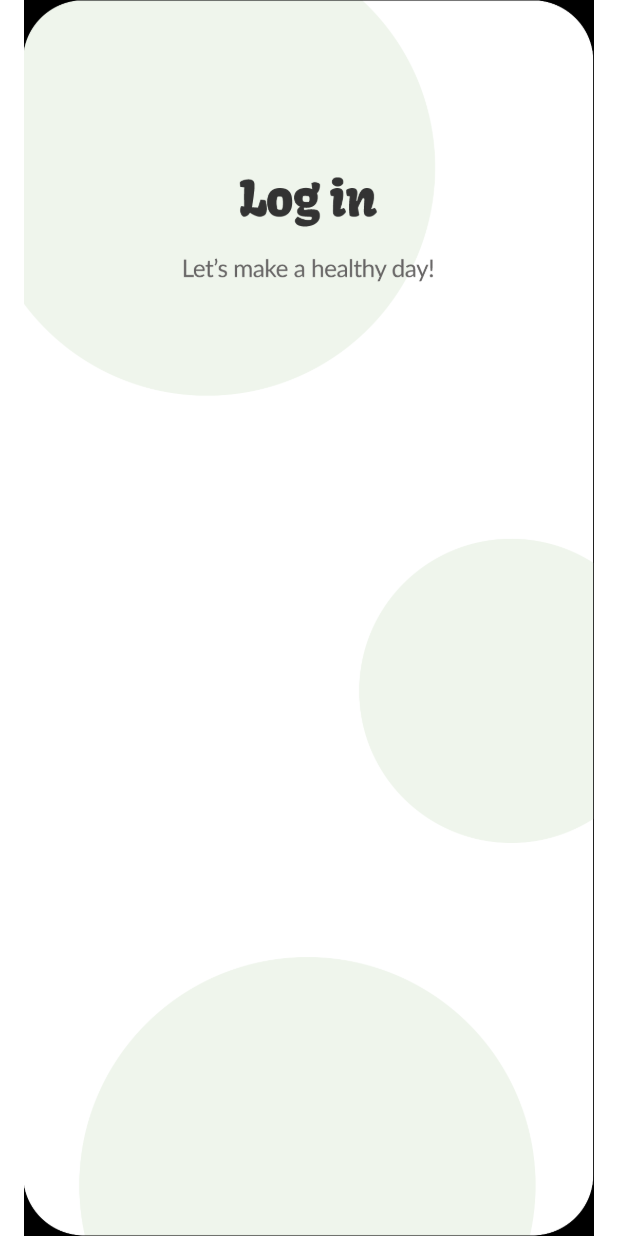
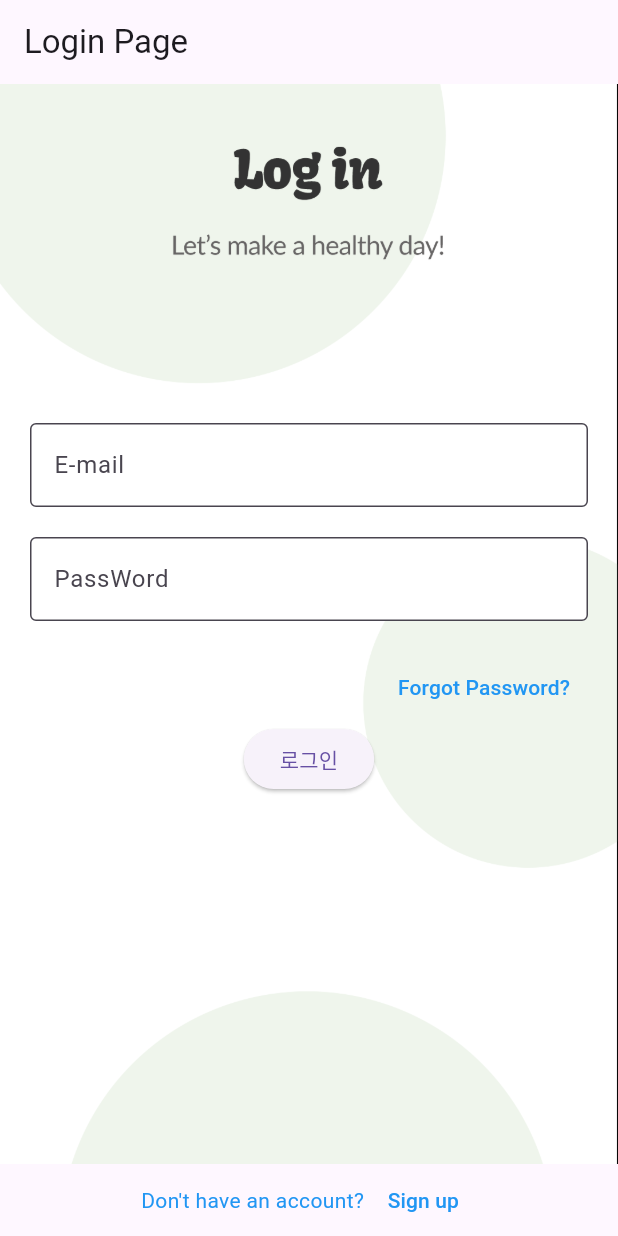
Before and after one commit to neoman-omyeon-go/Bigsasimi_FrontEnd, a Flutter app: the screen it shows after launch, on a phone screen of 412 x 824 dp. Run offline on Flutter 3.47's test engine with Material 3 defaults, Android fonts, the phone set to English and light mode, and no system bars; our stand-ins replace flutter_native_splash.

Commit message:
Login_demo_page

```diff
--- a/lib/Login.dart
+++ b/lib/Login.dart
@@ -16,11 +16,97 @@ class MyLogin extends StatelessWidget {
   Widget build(BuildContext context) {
     return MaterialApp(
       debugShowCheckedModeBanner: false,
-      home: Container(
-        child: Expanded(
-          child: Image.asset('assets/Login_origin.png'),
-        ),
-      )
+      title: 'Login Page',
+      theme: ThemeData(primarySwatch: Colors.blue),
+      home: LoginPage(),
     );
   }
 }
+
+class LoginPage extends StatelessWidget {
+  @override
+  Widget build(BuildContext context) {
+    return Scaffold(
+      appBar: AppBar(title: Text('Login Page'),),
+      body: Container(
+        decoration: BoxDecoration(
+          image: DecorationImage(
+            image: AssetImage("assets/Login_origin.png"), // 배경 이미지 경로 설정
+            fit: BoxFit.cover,
+          ),
+        ),
+        child: Center(
+          child: Padding(
+            padding: const EdgeInsets.all(20.0),
+            child: Column(
+              mainAxisAlignment: MainAxisAlignment.center,
+              children: [
+                TextField(
+                  decoration: InputDecoration(
+                    hintText: 'E-mail',
+                    fillColor: Colors.white,
+                    filled: true,
+                    border: OutlineInputBorder(),
+                  ),
+                ),
+                SizedBox(height: 20),
+                TextField(
+                  decoration: InputDecoration(
+                    hintText: 'PassWord',
+                    fillColor: Colors.white,
+                    filled: true,
+                    border: OutlineInputBorder(),
+                  ),
+                  obscureText: true, // 패스워드 입력 필드
+                ),
+                SizedBox(height: 20),
+                Row(
+                  mainAxisAlignment: MainAxisAlignment.end,
+                  children: [
+                    TextButton(
+                      onPressed: () {
+                        // "Forgot Password?" 텍스트를 클릭할 때 수행될 동작
+                        // 아이디, 비밀번호 찾기 페이지로 이동
+                      },
+                      child: Text(
+                        'Forgot Password?',
+                        style: TextStyle(color: Colors.blue),
+                      ),
+                    ),
+                  ],
+                ),
+                ElevatedButton(
+                  onPressed: () {
+                    // 로그인 버튼 눌렀을 때 실행될 동작
+                  },
+                  child: Text('로그인'),
+                ),
+                SizedBox(height: 20),
+              ],
+            ),
+          ),
+        ),
+      ),
+        bottomNavigationBar:
+          Row(
+            mainAxisAlignment: MainAxisAlignment.center,
+            children: [
+              Text(
+                "Don't have an account? ",
+                style: TextStyle(color: Colors.blue),
+              ),
+              TextButton(
+                onPressed: () {
+                  // "Sign up" 텍스트를 클릭할 때 수행될 동작
+                  // 회원가입 페이지로 이동
+                },
+                child: Text(
+                  'Sign up',
+                  style: TextStyle(color: Colors.blue),
+                ),
+              ),
+            ],
+          ),
+    );
+  }
+}
```
Also changed, not shown: pubspec.lock.
